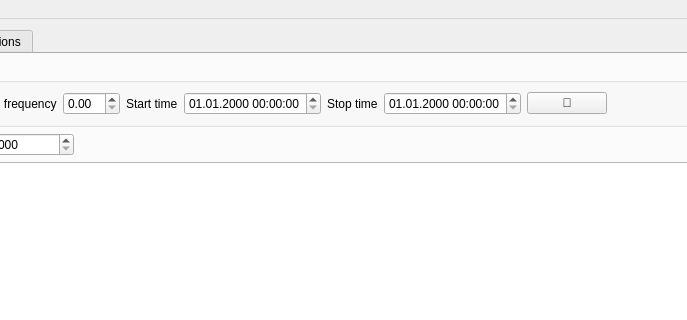
The window that seisviewer/gui/forms/ReviseViewerForm.ui (ArtCode-Kazan/SeisViewer) describes before a commit, drawn with Qt 5; both pictures show x 257 to 944 and y 0 to 320 of the 1359 by 855 pixel window.
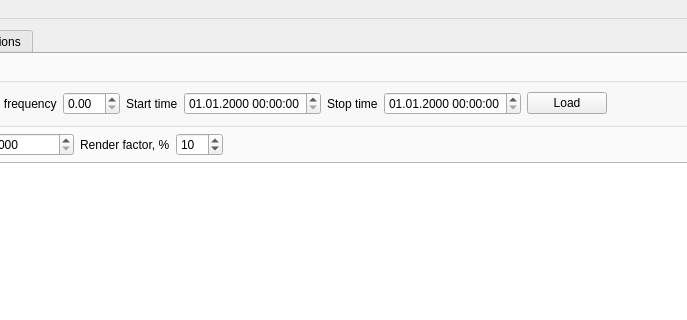
The same window after the commit. Custom widgets are drawn as their Qt base class.

```diff
--- a/seisviewer/gui/forms/ReviseViewerForm.ui
+++ b/seisviewer/gui/forms/ReviseViewerForm.ui
@@ -89,7 +89,7 @@
            <item>
             <widget class="QPushButton" name="bUpdateSignalData">
              <property name="text">
-              <string>🔄</string>
+              <string>Load</string>
              </property>
             </widget>
            </item>
@@ -141,6 +141,29 @@
             </property>
            </widget>
           </item>
+          <item>
+           <widget class="QLabel" name="label_18">
+            <property name="text">
+             <string>Render factor, %</string>
+            </property>
+           </widget>
+          </item>
+          <item>
+           <widget class="QSpinBox" name="sbRenderFactor">
+            <property name="minimum">
+             <number>1</number>
+            </property>
+            <property name="maximum">
+             <number>100</number>
+            </property>
+            <property name="singleStep">
+             <number>5</number>
+            </property>
+            <property name="value">
+             <number>10</number>
+            </property>
+           </widget>
+          </item>
           <item>
            <spacer name="horizontalSpacer_6">
             <property name="orientation">
```
Left out of the diff: 4 changed lines with no effect on the pictures.
